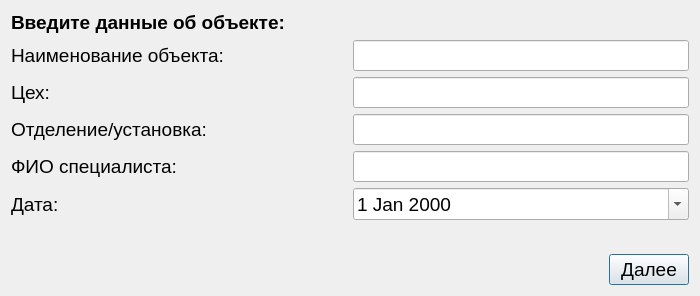
First picture: the form in ObjectWindow.ui, repository Rekvim/MpiSdk, before the edit.
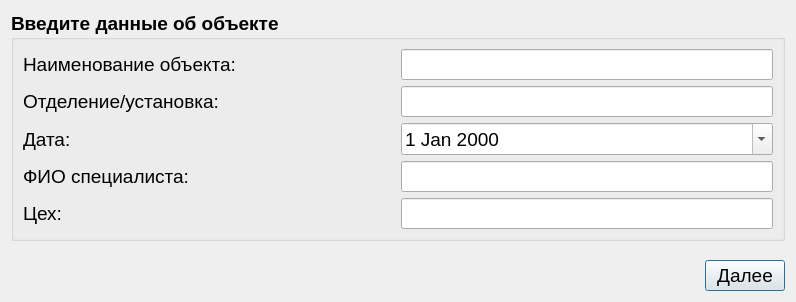
Second picture: the form after the edit.

Diff of the .ui file:
```diff
--- a/ObjectWindow.ui
+++ b/ObjectWindow.ui
@@ -6,27 +6,26 @@
    <rect>
     <x>0</x>
     <y>0</y>
-    <width>700</width>
-    <height>296</height>
+    <width>796</width>
+    <height>302</height>
    </rect>
   </property>
   <property name="windowTitle">
    <string>Информация об объекте</string>
   </property>
-  <layout class="QVBoxLayout" name="verticalLayout">
+  <layout class="QVBoxLayout" name="verticalLayout_2">
    <item>
-    <widget class="QLabel" name="label_6">
+    <widget class="QGroupBox" name="groupBox">
      <property name="font">
       <font>
        <pointsize>14</pointsize>
        <bold>true</bold>
       </font>
      </property>
-     <property name="text">
-      <string>Введите данные об объекте:</string>
+     <property name="title">
+      <string>Введите данные об объекте</string>
      </property>
-    </widget>
-   </item>
+     <layout class="QVBoxLayout" name="verticalLayout">
    <item>
     <layout class="QHBoxLayout" name="horizontalLayout">
      <item>
@@ -40,6 +39,7 @@
        <property name="font">
         <font>
          <pointsize>14</pointsize>
+            <bold>false</bold>
         </font>
        </property>
        <property name="text">
@@ -52,37 +52,7 @@
        <property name="font">
         <font>
          <pointsize>14</pointsize>
-        </font>
-       </property>
-      </widget>
-     </item>
-    </layout>
-   </item>
-   <item>
-    <layout class="QHBoxLayout" name="horizontalLayout_3">
-     <item>
-      <widget class="QLabel" name="label_8">
-       <property name="sizePolicy">
-        <sizepolicy hsizetype="Expanding" vsizetype="Preferred">
-         <horstretch>0</horstretch>
-         <verstretch>0</verstretch>
-        </sizepolicy>
-       </property>
-       <property name="font">
-        <font>
-         <pointsize>14</pointsize>
-        </font>
-       </property>
-       <property name="text">
-        <string>Цех:</string>
-       </property>
-      </widget>
-     </item>
-     <item>
-      <widget class="QLineEdit" name="lineEdit_manufactory">
-       <property name="font">
-        <font>
-         <pointsize>14</pointsize>
+            <bold>false</bold>
         </font>
        </property>
       </widget>
@@ -102,6 +72,7 @@
        <property name="font">
         <font>
          <pointsize>14</pointsize>
+            <bold>false</bold>
         </font>
        </property>
        <property name="text">
@@ -114,37 +85,7 @@
        <property name="font">
         <font>
          <pointsize>14</pointsize>
-        </font>
-       </property>
-      </widget>
-     </item>
-    </layout>
-   </item>
-   <item>
-    <layout class="QHBoxLayout" name="horizontalLayout_5">
-     <item>
-      <widget class="QLabel" name="label_10">
-       <property name="sizePolicy">
-        <sizepolicy hsizetype="Expanding" vsizetype="Preferred">
-         <horstretch>0</horstretch>
-         <verstretch>0</verstretch>
-        </sizepolicy>
-       </property>
-       <property name="font">
-        <font>
-         <pointsize>14</pointsize>
-        </font>
-       </property>
-       <property name="text">
-        <string>ФИО специалиста:</string>
-       </property>
-      </widget>
-     </item>
-     <item>
-      <widget class="QLineEdit" name="lineEdit_FIO">
-       <property name="font">
-        <font>
-         <pointsize>14</pointsize>
+            <bold>false</bold>
         </font>
        </property>
       </widget>
@@ -164,6 +105,7 @@
        <property name="font">
         <font>
          <pointsize>14</pointsize>
+            <bold>false</bold>
         </font>
        </property>
        <property name="text">
@@ -182,6 +124,7 @@
        <property name="font">
         <font>
          <pointsize>14</pointsize>
+            <bold>false</bold>
         </font>
        </property>
        <property name="calendarPopup">
@@ -190,6 +133,75 @@
       </widget>
      </item>
     </layout>
+      </item>
+      <item>
+       <layout class="QHBoxLayout" name="horizontalLayout_5">
+        <item>
+         <widget class="QLabel" name="label_10">
+          <property name="sizePolicy">
+           <sizepolicy hsizetype="Expanding" vsizetype="Preferred">
+            <horstretch>0</horstretch>
+            <verstretch>0</verstretch>
+           </sizepolicy>
+          </property>
+          <property name="font">
+           <font>
+            <pointsize>14</pointsize>
+            <bold>false</bold>
+           </font>
+          </property>
+          <property name="text">
+           <string>ФИО специалиста:</string>
+          </property>
+         </widget>
+        </item>
+        <item>
+         <widget class="QLineEdit" name="lineEdit_FIO">
+          <property name="font">
+           <font>
+            <pointsize>14</pointsize>
+            <bold>false</bold>
+           </font>
+          </property>
+         </widget>
+        </item>
+       </layout>
+      </item>
+      <item>
+       <layout class="QHBoxLayout" name="horizontalLayout_3">
+        <item>
+         <widget class="QLabel" name="label_8">
+          <property name="sizePolicy">
+           <sizepolicy hsizetype="Expanding" vsizetype="Preferred">
+            <horstretch>0</horstretch>
+            <verstretch>0</verstretch>
+           </sizepolicy>
+          </property>
+          <property name="font">
+           <font>
+            <pointsize>14</pointsize>
+            <bold>false</bold>
+           </font>
+          </property>
+          <property name="text">
+           <string>Цех:</string>
+          </property>
+         </widget>
+        </item>
+        <item>
+         <widget class="QLineEdit" name="lineEdit_manufactory">
+          <property name="font">
+           <font>
+            <pointsize>14</pointsize>
+            <bold>false</bold>
+           </font>
+          </property>
+         </widget>
+        </item>
+       </layout>
+      </item>
+     </layout>
+    </widget>
    </item>
    <item>
     <spacer name="verticalSpacer">
```
Lines whose indentation alone changed are shown as unchanged.
